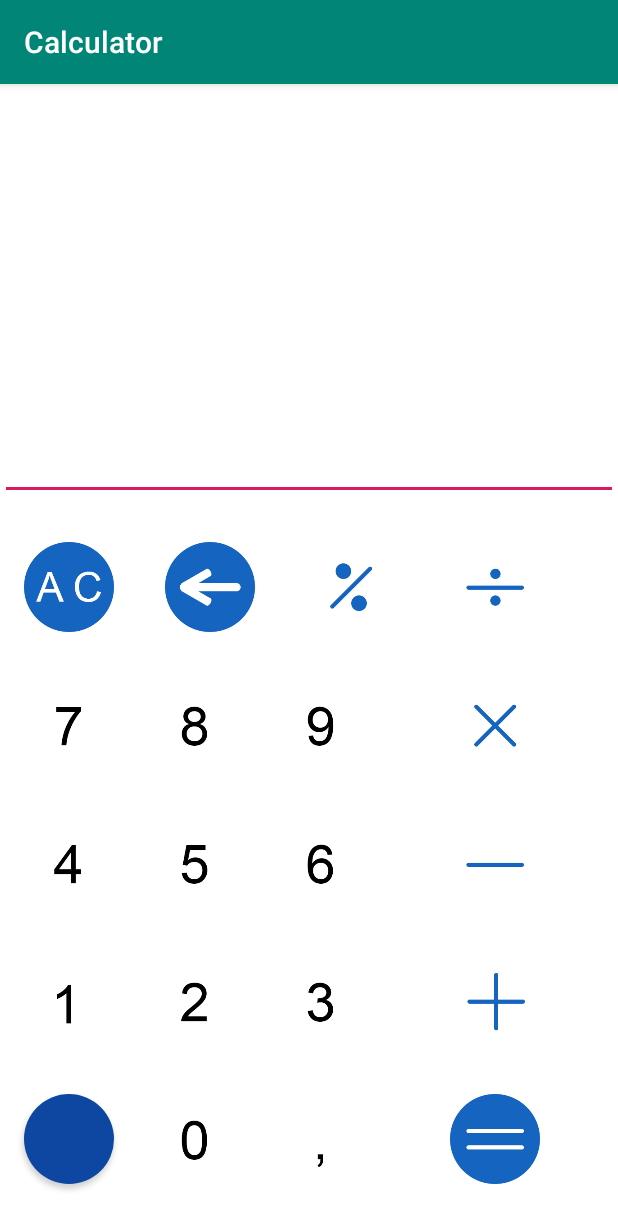
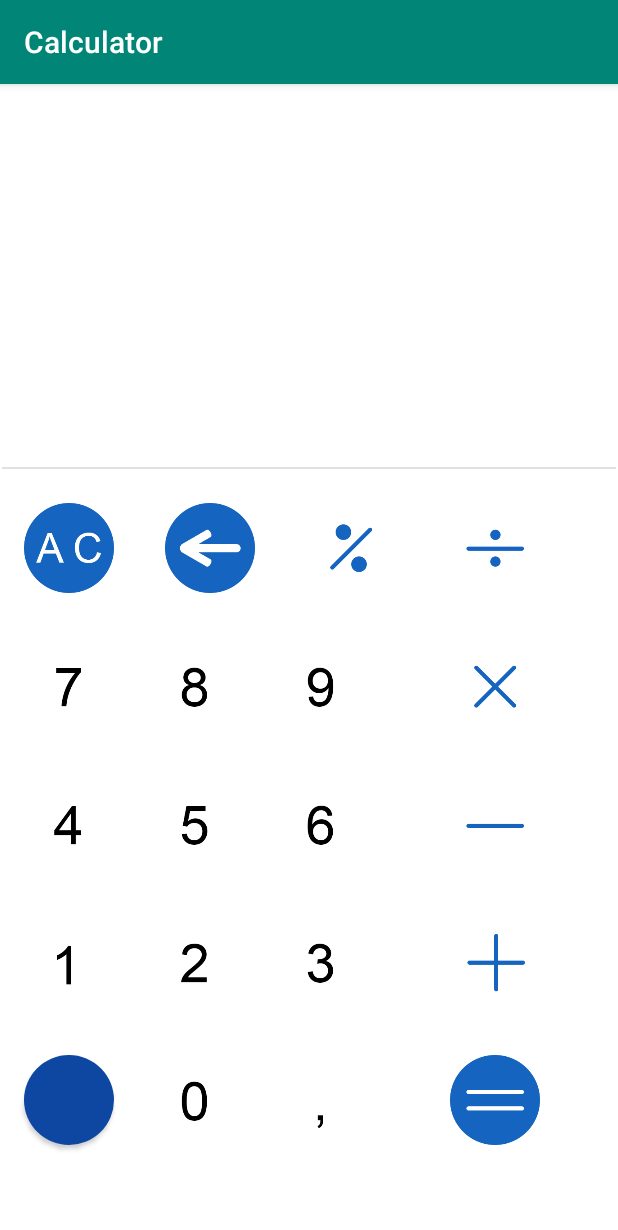
Before and after one commit to Vadym-M/Calculator, an Android app: the screen it shows after launch (MainActivity), on a phone screen of 412 x 824 dp. Shown: the top 1230 px of the screen. Run offline under Robolectric (Android 15) with nearby library versions, the phone set to English and light mode, and no system bars.

Commit message:
BtnStyle2

```diff
--- a/app/src/main/AndroidManifest.xml
+++ b/app/src/main/AndroidManifest.xml
@@ -9,6 +9,7 @@
         android:roundIcon="@mipmap/ic_launcher_round"
         android:supportsRtl="true"
         android:theme="@style/AppTheme">
+        <activity android:name=".MainActivity2"></activity>
         <activity android:name=".MainActivity">
             <intent-filter>
                 <action android:name="android.intent.action.MAIN" />
--- a/app/src/main/java/com/vinade_app/calculator/MainActivity.java
+++ b/app/src/main/java/com/vinade_app/calculator/MainActivity.java
@@ -3,12 +3,44 @@ package com.vinade_app.calculator;
 import androidx.appcompat.app.AppCompatActivity;
 
 import android.os.Bundle;
+import android.view.View;
+import android.widget.Button;
+import android.widget.EditText;
+import android.widget.ImageButton;
+import android.widget.TextView;
 
 public class MainActivity extends AppCompatActivity {
-
+    Button test;
+    TextView operationField;
+    TextView resultField; // текстовое поле для вывода результата
+    EditText numberField;   // поле для ввода числа
+   // TextView operationField;    // текстовое поле для вывода знака операции
+    Double operand = null;  // операнд операции
+    String lastOperation = "="; // последняя операция
     @Override
     protected void onCreate(Bundle savedInstanceState) {
-        super.onCreate(savedInstanceState);
-        setContentView(R.layout.activity_main);
+    super.onCreate(savedInstanceState);
+    setContentView(R.layout.activity_main);
+
+    test = findViewById(R.id.btn9);
+    operationField = findViewById(R.id.operationField);
+    test.setOnClickListener(new View.OnClickListener() {
+        @Override
+        public void onClick(View v) {
+            //operationField.setText(test);
+        }
+    });
+}
+
+    public void onNumberClick(View view) {
+        Button button = (Button)view;
+        numberField.append(button.getText());
+
+        if(lastOperation.equals("=") && operand!=null){
+            operand = null;
+        }
+    }
+
+    public void onOperationClick(View view) {
     }
 }
--- /dev/null
+++ b/app/src/main/java/com/vinade_app/calculator/MainActivity2.java
@@ -0,0 +1,14 @@
+package com.vinade_app.calculator;
+
+import androidx.appcompat.app.AppCompatActivity;
+
+import android.os.Bundle;
+
+public class MainActivity2 extends AppCompatActivity {
+
+    @Override
+    protected void onCreate(Bundle savedInstanceState) {
+        super.onCreate(savedInstanceState);
+        setContentView(R.layout.activity_main2);
+    }
+}
--- a/app/src/main/res/layout/activity_main.xml
+++ b/app/src/main/res/layout/activity_main.xml
@@ -7,178 +7,221 @@
     android:background="@android:color/white"
     tools:context=".MainActivity">
 
-    <EditText
-        android:id="@+id/edit_text"
+    <TextView
+        android:id="@+id/operationField"
         android:layout_width="match_parent"
         android:layout_height="wrap_content"
         android:layout_marginTop="232dp"
         android:ems="10"
-
-        android:inputType="number"
         app:layout_constraintEnd_toEndOf="parent"
         app:layout_constraintHorizontal_bias="0.0"
         app:layout_constraintStart_toStartOf="parent"
         app:layout_constraintTop_toTopOf="parent" />
 
-    <ImageButton
-        android:id="@+id/buttonAC"
+    <Button
+        android:id="@+id/btnAC"
         android:layout_width="60dp"
         android:layout_height="60dp"
         android:layout_marginStart="16dp"
         android:layout_marginTop="28dp"
         android:background="@drawable/style_for_ac"
         android:text="AC"
+        android:textSize="0dp"
+        android:onClick="onOperationClick"
         app:layout_constraintStart_toStartOf="parent"
-        app:layout_constraintTop_toBottomOf="@+id/edit_text" />
+        app:layout_constraintTop_toBottomOf="@+id/operationField" />
 
-    <ImageButton
-        android:id="@+id/button2"
+    <Button
+        android:id="@+id/btnESC"
         android:layout_width="60dp"
         android:layout_height="60dp"
         android:layout_marginStart="34dp"
         android:background="@drawable/style_for_esc"
-        app:layout_constraintStart_toEndOf="@+id/buttonAC"
-        app:layout_constraintTop_toTopOf="@+id/buttonAC" />
+        android:text="esc"
+        android:textSize="0dp"
+        android:onClick="onOperationClick"
+        app:layout_constraintStart_toEndOf="@+id/btnAC"
+        app:layout_constraintTop_toTopOf="@+id/btnAC" />
 
-    <ImageButton
-        android:id="@+id/button3"
+    <Button
+        android:id="@+id/btnProc"
         android:layout_width="60dp"
         android:layout_height="60dp"
         android:layout_marginStart="34dp"
         android:background="@drawable/style_for_proc"
-        app:layout_constraintStart_toEndOf="@+id/button2"
-        app:layout_constraintTop_toTopOf="@+id/button2" />
+        android:text="%"
+        android:textSize="0dp"
+        android:onClick="onOperationClick"
+        app:layout_constraintStart_toEndOf="@+id/btnESC"
+        app:layout_constraintTop_toTopOf="@+id/btnESC" />
 
-    <ImageButton
-        android:id="@+id/button4"
+    <Button
+        android:id="@+id/btnDln"
         android:layout_width="60dp"
         android:layout_height="60dp"
         android:layout_marginStart="12dp"
         android:background="@drawable/style_for_dln"
+        android:text="/"
+        android:textSize="0dp"
+        android:onClick="onOperationClick"
+        app:layout_constraintEnd_toEndOf="@+id/btnMnoz"
+        app:layout_constraintHorizontal_bias="1.0"
+        app:layout_constraintStart_toEndOf="@+id/btnProc"
+        app:layout_constraintTop_toTopOf="@+id/btnProc" />
 
-        app:layout_constraintEnd_toEndOf="@+id/button8"
-        app:layout_constraintHorizontal_bias="1.0"
-        app:layout_constraintStart_toEndOf="@+id/button3"
-        app:layout_constraintTop_toTopOf="@+id/button3" />
-
-    <ImageButton
-        android:id="@+id/button5"
+    <Button
+        android:id="@+id/btn7"
         android:layout_width="60dp"
         android:layout_height="60dp"
         android:layout_marginStart="16dp"
         android:layout_marginTop="32dp"
         android:background="@drawable/style_for_7"
+        android:text="7"
+        android:textSize="0dp"
+        android:onClick="onNumberClick"
         app:layout_constraintStart_toStartOf="parent"
-        app:layout_constraintTop_toBottomOf="@+id/buttonAC" />
+        app:layout_constraintTop_toBottomOf="@+id/btnAC" />
 
-    <ImageButton
-        android:id="@+id/button6"
+    <Button
+        android:id="@+id/btn8"
         android:layout_width="60dp"
         android:layout_height="60dp"
         android:layout_marginStart="24dp"
         android:background="@drawable/style_for_8"
-        app:layout_constraintStart_toEndOf="@+id/button5"
-        app:layout_constraintTop_toTopOf="@+id/button5" />
+        android:text="8"
+        android:textSize="0dp"
+        android:onClick="onNumberClick"
+        app:layout_constraintStart_toEndOf="@+id/btn7"
+        app:layout_constraintTop_toTopOf="@+id/btn7" />
 
-    <ImageButton
-        android:id="@+id/button7"
+    <Button
+        android:id="@+id/btn9"
         android:layout_width="60dp"
         android:layout_height="60dp"
         android:layout_marginStart="24dp"
         android:background="@drawable/style_for_9"
-        app:layout_constraintStart_toEndOf="@+id/button6"
-        app:layout_constraintTop_toTopOf="@+id/button6" />
+        android:text="9"
+        android:textSize="0dp"
+        android:onClick="onNumberClick"
+        app:layout_constraintStart_toEndOf="@+id/btn8"
+        app:layout_constraintTop_toTopOf="@+id/btn8" />
 
-    <ImageButton
-        android:id="@+id/button8"
+    <Button
+        android:id="@+id/btnMnoz"
         android:layout_width="60dp"
         android:layout_height="60dp"
         android:layout_marginStart="12dp"
         android:layout_marginEnd="8dp"
         android:background="@drawable/style_for_mnoz"
+        android:text="*"
+        android:textSize="0dp"
+        android:onClick="onOperationClick"
         app:layout_constraintEnd_toEndOf="parent"
-        app:layout_constraintStart_toEndOf="@+id/button7"
-        app:layout_constraintTop_toTopOf="@+id/button7" />
+        app:layout_constraintStart_toEndOf="@+id/btn9"
+        app:layout_constraintTop_toTopOf="@+id/btn9" />
 
-    <ImageButton
-        android:id="@+id/button9"
+    <Button
+        android:id="@+id/btn4"
         android:layout_width="60dp"
         android:layout_height="60dp"
         android:layout_marginStart="16dp"
         android:layout_marginTop="32dp"
         android:background="@drawable/style_for_4"
+        android:text="4"
+        android:textSize="0dp"
+        android:onClick="onNumberClick"
         app:layout_constraintStart_toStartOf="parent"
-        app:layout_constraintTop_toBottomOf="@+id/button5" />
+        app:layout_constraintTop_toBottomOf="@+id/btn7" />
 
-    <ImageButton
-        android:id="@+id/button10"
+    <Button
+        android:id="@+id/btn5"
         android:layout_width="60dp"
         android:layout_height="60dp"
         android:layout_marginStart="24dp"
         android:background="@drawable/style_for_5"
-        app:layout_constraintStart_toEndOf="@+id/button9"
-        app:layout_constraintTop_toTopOf="@+id/button9" />
+        android:text="5"
+        android:textSize="0dp"
+        android:onClick="onNumberClick"
+        app:layout_constraintStart_toEndOf="@+id/btn4"
+        app:layout_constraintTop_toTopOf="@+id/btn4" />
 
-    <ImageButton
-        android:id="@+id/button11"
+    <Button
+        android:id="@+id/btn6"
         android:layout_width="60dp"
         android:layout_height="60dp"
         android:layout_marginStart="24dp"
         android:background="@drawable/style_for_6"
-        app:layout_constraintStart_toEndOf="@+id/button10"
-        app:layout_constraintTop_toTopOf="@+id/button10" />
+        android:text="6"
+        android:textSize="0dp"
+        android:onClick="onNumberClick"
+        app:layout_constraintStart_toEndOf="@+id/btn5"
+        app:layout_constraintTop_toTopOf="@+id/btn5" />
 
-    <ImageButton
-        android:id="@+id/button12"
+    <Button
+        android:id="@+id/btnMin"
         android:layout_width="60dp"
         android:layout_height="60dp"
         android:background="@drawable/style_for_min"
         android:layout_marginStart="12dp"
         android:layout_marginEnd="8dp"
+        android:text="-"
+        android:textSize="0dp"
+        android:onClick="onOperationClick"
         app:layout_constraintEnd_toEndOf="parent"
-        app:layout_constraintStart_toEndOf="@+id/button11"
-        app:layout_constraintTop_toTopOf="@+id/button11" />
+        app:layout_constraintStart_toEndOf="@+id/btn6"
+        app:layout_constraintTop_toTopOf="@+id/btn6" />
 
-    <ImageButton
-        android:id="@+id/button13"
+    <Button
+        android:id="@+id/btn1"
         android:layout_width="60dp"
         android:layout_height="60dp"
         android:layout_marginStart="16dp"
         android:layout_marginTop="32dp"
         android:background="@drawable/style_for_1"
+        android:text="1"
+        android:textSize="0dp"
+        android:onClick="onNumberClick"
+        app:layout_constraintStart_toStartOf="parent"
+        app:layout_constraintTop_toBottomOf="@+id/btn4" />
 
-        app:layout_constraintStart_toStartOf="parent"
-        app:layout_constraintTop_toBottomOf="@+id/button9" />
-
-    <ImageButton
-        android:id="@+id/button14"
+    <Button
+        android:id="@+id/btn2"
         android:layout_width="60dp"
         android:layout_height="60dp"
         android:layout_marginStart="24dp"
         android:background="@drawable/style_for_2"
-        app:layout_constraintStart_toEndOf="@+id/button13"
-        app:layout_constraintTop_toTopOf="@+id/button13" />
+        android:text="2"
+        android:textSize="0dp"
+        android:onClick="onNumberClick"
+        app:layout_constraintStart_toEndOf="@+id/btn1"
+        app:layout_constraintTop_toTopOf="@+id/btn1" />
 
-    <ImageButton
-        android:id="@+id/button15"
+    <Button
+        android:id="@+id/btn3"
         android:layout_width="60dp"
         android:layout_height="60dp"
         android:layout_marginStart="24dp"
         android:background="@drawable/style_for_3"
-        app:layout_constraintStart_toEndOf="@+id/button14"
-        app:layout_constraintTop_toTopOf="@+id/button14" />
+        android:text="3"
+        android:textSize="0dp"
+        android:onClick="onNumberClick"
+        app:layout_constraintStart_toEndOf="@+id/btn2"
+        app:layout_constraintTop_toTopOf="@+id/btn2" />
 
-    <ImageButton
-        android:id="@+id/button16"
+    <Button
+        android:id="@+id/btnPlus"
         android:layout_width="60dp"
         android:layout_height="60dp"
         android:layout_marginStart="12dp"
         android:layout_marginEnd="8dp"
         android:background="@drawable/style_for_plus"
+        android:text="+"
+        android:textSize="0dp"
+        android:onClick="onOperationClick"
         app:layout_constraintEnd_toEndOf="parent"
         app:layout_constraintHorizontal_bias="0.508"
-        app:layout_constraintStart_toEndOf="@+id/button15"
-        app:layout_constraintTop_toTopOf="@+id/button15" />
+        app:layout_constraintStart_toEndOf="@+id/btn3"
+        app:layout_constraintTop_toTopOf="@+id/btn3" />
 
     <Button
         android:id="@+id/button17"
@@ -189,35 +232,56 @@
         android:background="@drawable/button_style"
         app:layout_constraintBottom_toBottomOf="parent"
         app:layout_constraintStart_toStartOf="parent"
-        app:layout_constraintTop_toBottomOf="@+id/button13"
+        app:layout_constraintTop_toBottomOf="@+id/btn1"
         app:layout_constraintVertical_bias="0.0" />
 
-    <ImageButton
-        android:id="@+id/button18"
+    <Button
+        android:id="@+id/btn0"
         android:layout_width="60dp"
         android:layout_height="60dp"
         android:layout_marginStart="24dp"
         android:background="@drawable/style_for_0"
+        android:text="0"
+        android:textSize="0dp"
+        android:onClick="onNumberClick"
         app:layout_constraintStart_toEndOf="@+id/button17"
         app:layout_constraintTop_toTopOf="@+id/button17" />
 
-    <ImageButton
-        android:id="@+id/button19"
+    <Button
+        android:id="@+id/btnDot"
         android:layout_width="60dp"
         android:layout_height="60dp"
         android:layout_marginStart="24dp"
         android:background="@drawable/style_for_dot"
-        app:layout_constraintStart_toEndOf="@+id/button18"
-        app:layout_constraintTop_toTopOf="@+id/button18" />
+        android:text=","
+        android:textSize="0dp"
+        android:onClick="onNumberClick"
+        app:layout_constraintStart_toEndOf="@+id/btn0"
+        app:layout_constraintTop_toTopOf="@+id/btn0" />
 
-    <ImageButton
-        android:id="@+id/button20"
+    <Button
+        android:id="@+id/btnEq"
         android:layout_width="60dp"
         android:layout_height="60dp"
         android:layout_marginStart="12dp"
         android:layout_marginEnd="8dp"
         android:background="@drawable/style_for_eq"
+        android:text="="
+        android:textSize="0dp"
+        android:onClick="onOperationClick"
         app:layout_constraintEnd_toEndOf="parent"
-        app:layout_constraintStart_toEndOf="@+id/button19"
-        app:layout_constraintTop_toTopOf="@+id/button19" />
+        app:layout_constraintStart_toEndOf="@+id/btnDot"
+        app:layout_constraintTop_toTopOf="@+id/btnDot" />
+
+    <View
+        android:id="@+id/divider"
+        android:layout_width="409dp"
+        android:layout_height="1dp"
+        android:layout_marginStart="1dp"
+        android:layout_marginTop="4dp"
+        android:layout_marginEnd="1dp"
+        android:background="?android:attr/listDivider"
+        app:layout_constraintEnd_toEndOf="parent"
+        app:layout_constraintStart_toStartOf="parent"
+        app:layout_constraintTop_toBottomOf="@+id/operationField" />
 </androidx.constraintlayout.widget.ConstraintLayout>
--- /dev/null
+++ b/app/src/main/res/layout/activity_main2.xml
@@ -0,0 +1,9 @@
+<?xml version="1.0" encoding="utf-8"?>
+<androidx.constraintlayout.widget.ConstraintLayout xmlns:android="http://schemas.android.com/apk/res/android"
+    xmlns:app="http://schemas.android.com/apk/res-auto"
+    xmlns:tools="http://schemas.android.com/tools"
+    android:layout_width="match_parent"
+    android:layout_height="match_parent"
+    tools:context=".MainActivity2">
+
+</androidx.constraintlayout.widget.ConstraintLayout>
```
